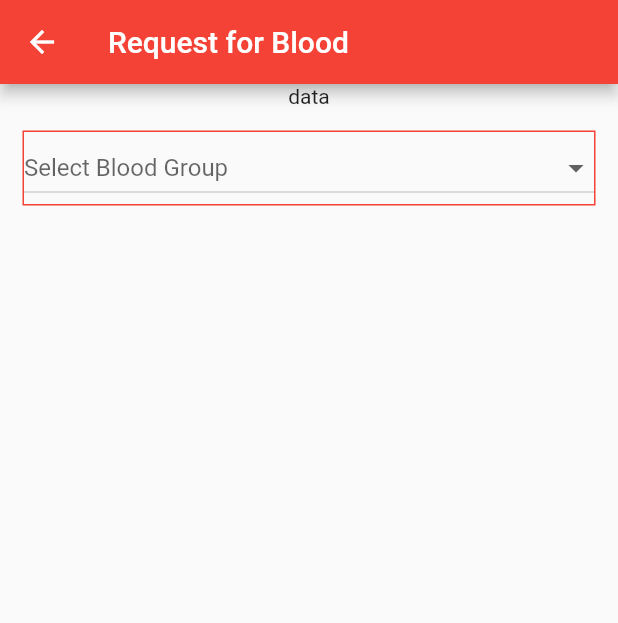
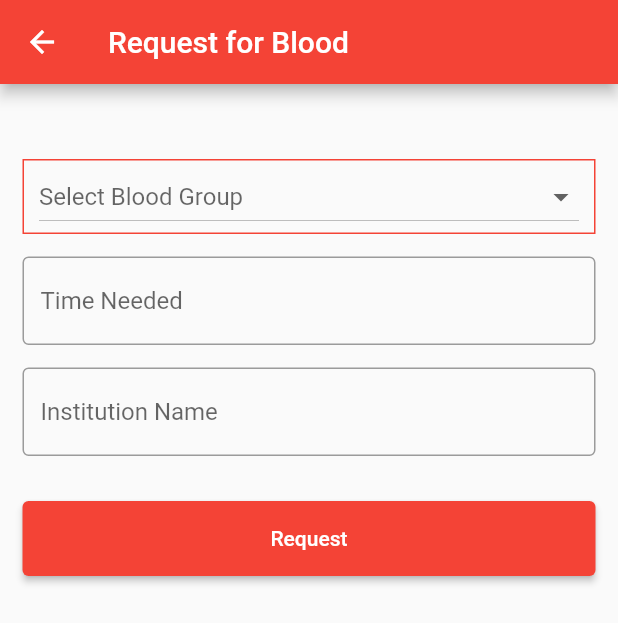
Before and after one commit to SoumitroKarmaker/Blood-Donation, a Flutter app: the ReqForDonation screen opened directly, on a phone screen of 412 x 824 dp. Shown: the top 623 px of the screen. Run offline on Flutter 3.47's test engine with Material 2 defaults, Android fonts, the phone set to English and light mode, and no system bars; drawn by our look-alikes of nb_utils; our stand-ins replace lottie.

Commit message:
req blood page

```diff
--- a/lib/screens/req_for_donation.dart
+++ b/lib/screens/req_for_donation.dart
@@ -1,4 +1,5 @@
 import 'package:flutter/material.dart';
+import 'package:nb_utils/nb_utils.dart';
 
 class ReqForDonation extends StatefulWidget {
   const ReqForDonation({Key? key}) : super(key: key);
@@ -28,23 +29,17 @@ class _ReqForDonationState extends State<ReqForDonation> {
         title: Text('Request for Blood'),
         backgroundColor: Colors.red,
       ),
-      body: Padding(
+      body: SingleChildScrollView(
+        child: Padding(
           padding: const EdgeInsets.symmetric(horizontal: 15.0),
           child: Column(
             children: [
-            Text(
-              'data',
-            ),
-            SizedBox(
-              height: 15,
-            ),
+              SizedBox(height: 50,),
               Container(
                 decoration: BoxDecoration(
-                border: Border.all(
-                  width: 1,
-                  color: Colors.red
-                )
-              ),
+                    border: Border.all(width: 1, color: Colors.red)),
+                child: Padding(
+                  padding: const EdgeInsets.symmetric(horizontal: 10.0),
                   child: DropdownButton<String>(
                     isExpanded: true,
                     hint: Text('Select Blood Group'),
@@ -61,8 +56,35 @@ class _ReqForDonationState extends State<ReqForDonation> {
                       });
                     },
                   ),
+                ),
+              ),
+              SizedBox(
+                height: 15,
+              ),
+              AppTextField(
+                textFieldType: TextFieldType.NAME,
+                decoration: InputDecoration(
+                    border: OutlineInputBorder(), hintText: 'Time Needed'),
+              ),
+              SizedBox(
+                height: 15,
+              ),
+              AppTextField(
+                textFieldType: TextFieldType.NAME,
+                decoration: InputDecoration(
+                    border: OutlineInputBorder(), hintText: 'Institution Name'),
+              ),
+              SizedBox(
+                height: 30,
+              ),
+              SizedBox(
+                height: 50,
+                width: double.infinity,
+                child: ElevatedButton(style: ElevatedButton.styleFrom(backgroundColor: Colors.red),
+                  onPressed: (){},child: Text('Request'),),
               )
             ],
+          ),
         ),
       ),
     );
```
Lines whose indentation alone changed are shown as unchanged.
